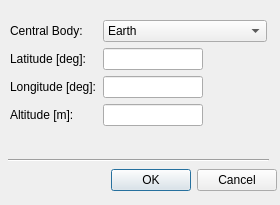
First picture: the form in sta-src/Locations/locationeditor.ui, repository Dwarf-Planet-Project/SpaceDesignTool, before the edit.
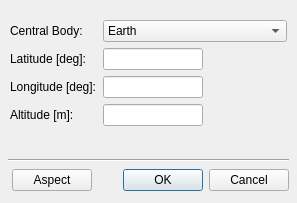
Second picture: the form after the edit. Icons and pictures are not drawn.

```diff
--- a/sta-src/Locations/locationeditor.ui
+++ b/sta-src/Locations/locationeditor.ui
@@ -6,20 +6,20 @@
    <rect>
     <x>0</x>
     <y>0</y>
-    <width>280</width>
-    <height>205</height>
+    <width>297</width>
+    <height>203</height>
    </rect>
   </property>
   <property name="minimumSize">
    <size>
-    <width>280</width>
-    <height>205</height>
+    <width>297</width>
+    <height>203</height>
    </size>
   </property>
   <property name="maximumSize">
    <size>
-    <width>280</width>
-    <height>205</height>
+    <width>297</width>
+    <height>203</height>
    </size>
   </property>
   <property name="windowTitle">
@@ -29,28 +29,12 @@
    <iconset resource="../../iconary/sta-icons.qrc">
     <normaloff>:/icons/Target.png</normaloff>:/icons/Target.png</iconset>
   </property>
-  <widget class="QDialogButtonBox" name="buttonBox">
-   <property name="geometry">
-    <rect>
-     <x>56</x>
-     <y>160</y>
-     <width>221</width>
-     <height>41</height>
-    </rect>
-   </property>
-   <property name="orientation">
-    <enum>Qt::Horizontal</enum>
-   </property>
-   <property name="standardButtons">
-    <set>QDialogButtonBox::Cancel|QDialogButtonBox::Ok</set>
-   </property>
-  </widget>
   <widget class="QWidget" name="formLayoutWidget">
    <property name="geometry">
     <rect>
      <x>10</x>
      <y>20</y>
-     <width>257</width>
+     <width>277</width>
      <height>131</height>
     </rect>
    </property>
@@ -244,7 +228,7 @@
     <rect>
      <x>8</x>
      <y>152</y>
-     <width>261</width>
+     <width>281</width>
      <height>16</height>
     </rect>
    </property>
@@ -252,6 +236,48 @@
     <enum>Qt::Horizontal</enum>
    </property>
   </widget>
+  <widget class="QWidget" name="horizontalLayoutWidget">
+   <property name="geometry">
+    <rect>
+     <x>12</x>
+     <y>164</y>
+     <width>277</width>
+     <height>33</height>
+    </rect>
+   </property>
+   <layout class="QHBoxLayout" name="horizontalLayout">
+    <item>
+     <widget class="QPushButton" name="pushButtonAspect">
+      <property name="text">
+       <string>Aspect</string>
+      </property>
+     </widget>
+    </item>
+    <item>
+     <spacer name="horizontalSpacer">
+      <property name="orientation">
+       <enum>Qt::Horizontal</enum>
+      </property>
+      <property name="sizeHint" stdset="0">
+       <size>
+        <width>40</width>
+        <height>20</height>
+       </size>
+      </property>
+     </spacer>
+    </item>
+    <item>
+     <widget class="QDialogButtonBox" name="buttonBox">
+      <property name="orientation">
+       <enum>Qt::Horizontal</enum>
+      </property>
+      <property name="standardButtons">
+       <set>QDialogButtonBox::Cancel|QDialogButtonBox::Ok</set>
+      </property>
+     </widget>
+    </item>
+   </layout>
+  </widget>
  </widget>
  <tabstops>
   <tabstop>latitudeEdit</tabstop>
```
